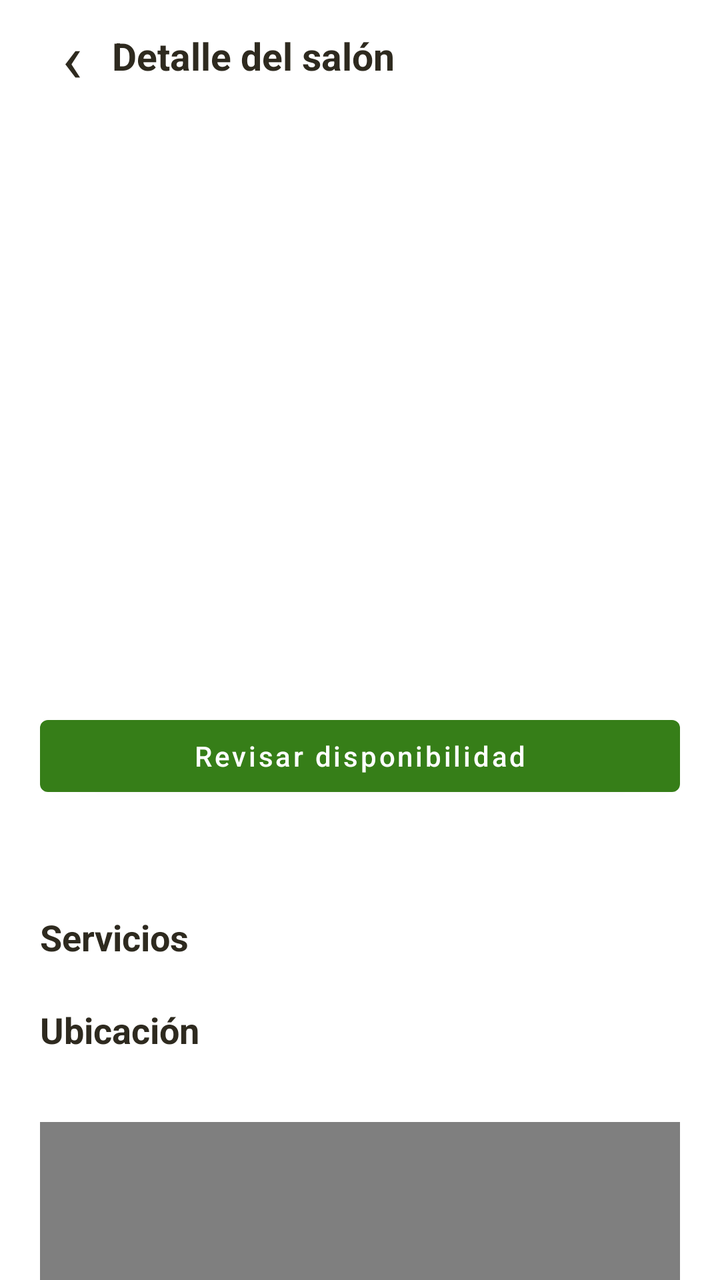
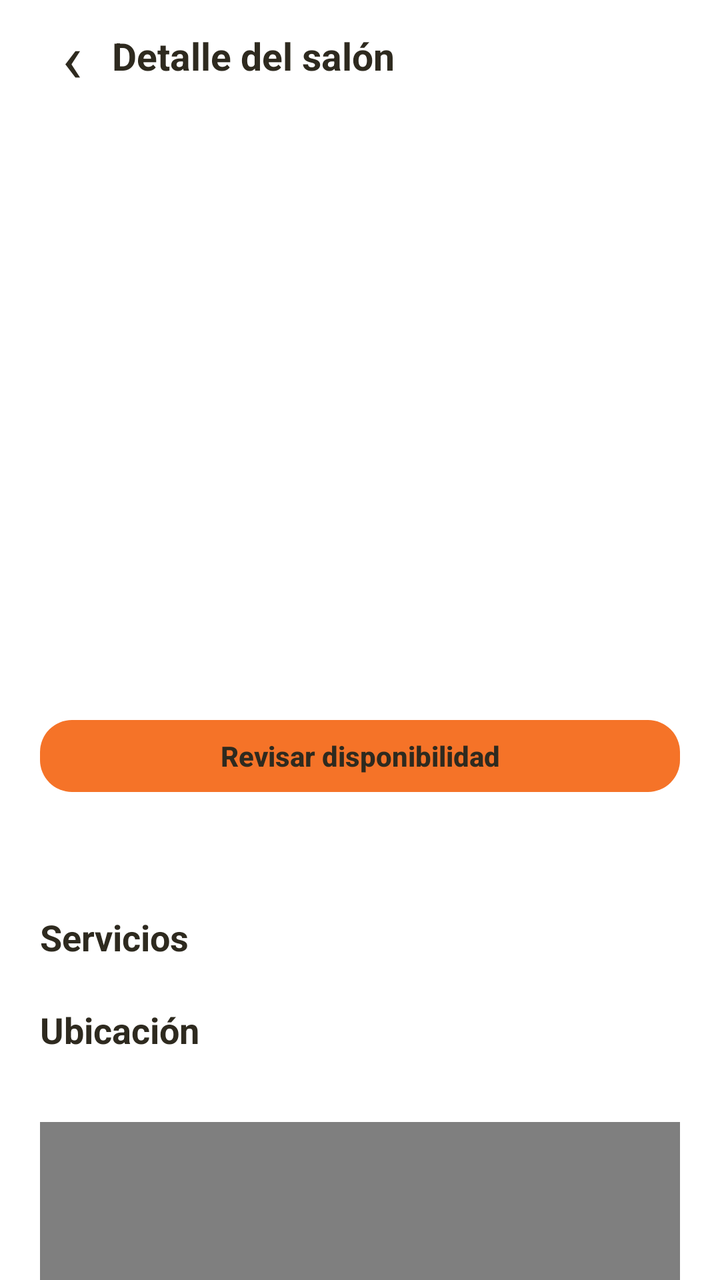

Compare the two renders of this Android layout. The source of the first and the diff that turns it into the second are given below.
<!-- AndroidManifest.xml: application theme Theme.Ocasion_mobil_v2 -->
<!-- res/layout/activity_detalle_salon_cliente.xml -->
<?xml version="1.0" encoding="utf-8"?>
<androidx.core.widget.NestedScrollView xmlns:android="http://schemas.android.com/apk/res/android"
    xmlns:app="http://schemas.android.com/apk/res-auto"
    android:layout_width="match_parent"
    android:layout_height="match_parent"
    android:id="@+id/scrollDetalleSalon"
    android:fitsSystemWindows="true"
    android:background="@color/bg_general"
    android:fillViewport="true">

    <LinearLayout
        android:layout_width="match_parent"
        android:layout_height="wrap_content"
        android:orientation="vertical"
        android:paddingBottom="28dp">

        <LinearLayout
            android:layout_width="match_parent"
            android:layout_height="56dp"
            android:gravity="center_vertical"
            android:paddingHorizontal="16dp">

            <TextView
                android:id="@+id/btnBackDetalleSalon"
                android:layout_width="40dp"
                android:layout_height="48dp"
                android:gravity="center"
                android:text="‹"
                android:textColor="@color/texto_principal"
                android:textSize="34sp" />

            <TextView
                android:id="@+id/tvNombreDetalle"
                android:layout_width="0dp"
                android:layout_height="wrap_content"
                android:layout_weight="1"
                android:ellipsize="end"
                android:maxLines="1"
                android:text="Detalle del salón"
                android:textColor="@color/texto_principal"
                android:textSize="19sp"
                android:textStyle="bold" />
        </LinearLayout>

        <ProgressBar android:id="@+id/progressDetalle"
            android:layout_width="36dp" android:layout_height="36dp"
            android:layout_gravity="center" android:visibility="gone" />
        <TextView android:id="@+id/tvErrorDetalle"
            android:layout_width="match_parent" android:layout_height="wrap_content"
            android:padding="16dp" android:textColor="@color/rojo_error" android:visibility="gone" />
        <com.google.android.material.button.MaterialButton android:id="@+id/btnReintentarDetalle"
            android:layout_width="wrap_content" android:layout_height="wrap_content"
            android:layout_gravity="center" android:text="Reintentar detalle"
            android:visibility="gone" app:backgroundTint="@color/verde_primario" />

        <androidx.recyclerview.widget.RecyclerView
            android:id="@+id/rvFotosSalon"
            android:layout_width="match_parent"
            android:layout_height="220dp"
            android:clipToPadding="false"
            android:paddingHorizontal="16dp"
            android:overScrollMode="never" />

        <LinearLayout
            android:layout_width="match_parent"
            android:layout_height="wrap_content"
            android:orientation="vertical"
            android:paddingHorizontal="20dp"
            android:paddingTop="14dp">

            <TextView
                android:id="@+id/tvPrecioDetalle"
                android:layout_width="wrap_content"
                android:layout_height="wrap_content"
                android:textColor="@color/verde_primario"
                android:textSize="20sp"
                android:textStyle="bold" />

            <TextView
                android:id="@+id/tvDatosSalon"
                android:layout_width="match_parent"
                android:layout_height="wrap_content"
                android:layout_marginTop="6dp"
                android:textColor="@color/texto_secundario"
                android:textSize="14sp" />

            <com.google.android.material.button.MaterialButton
                android:id="@+id/btnRevisarDisponibilidad"
                android:layout_width="match_parent"
                android:layout_height="wrap_content"
                android:layout_marginTop="12dp"
                android:text="Revisar disponibilidad"
                android:textAllCaps="false"
                app:backgroundTint="@color/verde_primario" />

            <TextView
                android:id="@+id/tvDescripcionSalon"
                android:layout_width="match_parent"
                android:layout_height="wrap_content"
                android:layout_marginTop="12dp"
                android:textColor="@color/texto_principal"
                android:textSize="15sp" />

            <TextView
                android:layout_width="match_parent"
                android:layout_height="wrap_content"
                android:layout_marginTop="22dp"
                android:text="Servicios"
                android:textColor="@color/texto_principal"
                android:textSize="18sp"
                android:textStyle="bold" />

            <com.google.android.material.chip.ChipGroup
                android:id="@+id/chipsServiciosDetalle"
                android:layout_width="match_parent"
                android:layout_height="wrap_content"
                app:chipSpacingHorizontal="8dp"
                app:chipSpacingVertical="4dp" />

            <TextView
                android:layout_width="match_parent"
                android:layout_height="wrap_content"
                android:layout_marginTop="22dp"
                android:text="Ubicación"
                android:textColor="@color/texto_principal"
                android:textSize="18sp"
                android:textStyle="bold" />

            <TextView
                android:id="@+id/tvDireccionSalon"
                android:layout_width="match_parent"
                android:layout_height="wrap_content"
                android:layout_marginTop="5dp"
                android:textColor="@color/texto_secundario"
                android:textSize="14sp" />

            <FrameLayout
                android:id="@+id/mapaDetalleContainer"
                android:layout_width="match_parent"
                android:layout_height="170dp"
                android:layout_marginTop="10dp"
                android:background="@drawable/bg_map_placeholder">

                <WebView
                    android:id="@+id/webViewMapaDetalle"
                    android:layout_width="match_parent"
                    android:layout_height="match_parent"
                    android:background="@color/bg_general" />
            </FrameLayout>

            <com.google.android.material.button.MaterialButton
                android:id="@+id/btnAbrirMapaSalon"
                android:layout_width="match_parent"
                android:layout_height="wrap_content"
                android:layout_marginTop="8dp"
                android:text="Ver en Google Maps"
                android:textAllCaps="false"
                app:backgroundTint="@color/naranja_primario" />

            <LinearLayout
                android:layout_width="match_parent"
                android:layout_height="wrap_content"
                android:layout_marginTop="26dp"
                android:gravity="center_vertical"
                android:orientation="horizontal">

                <TextView
                    android:layout_width="0dp"
                    android:layout_height="wrap_content"
                    android:layout_weight="1"
                    android:text="Disponibilidad"
                    android:textColor="@color/texto_principal"
                    android:textSize="18sp"
                    android:textStyle="bold" />

                <ImageButton
                    android:id="@+id/btnMesAnterior"
                    android:layout_width="40dp"
                    android:layout_height="40dp"
                    android:background="?attr/selectableItemBackgroundBorderless"
                    android:contentDescription="Mes anterior"
                    android:src="@android:drawable/ic_media_previous" />

                <TextView
                    android:id="@+id/tvMesCalendario"
                    android:layout_width="120dp"
                    android:layout_height="wrap_content"
                    android:gravity="center"
                    android:textColor="@color/texto_principal"
                    android:textStyle="bold" />

                <ImageButton
                    android:id="@+id/btnMesSiguiente"
                    android:layout_width="40dp"
                    android:layout_height="40dp"
                    android:background="?attr/selectableItemBackgroundBorderless"
                    android:contentDescription="Mes siguiente"
                    android:src="@android:drawable/ic_media_next" />
            </LinearLayout>

            <TextView
                android:layout_width="match_parent"
                android:layout_height="wrap_content"
                android:layout_marginTop="4dp"
                android:text="Rojo: ocupado o bloqueado · Verde: disponible"
                android:textColor="@color/texto_secundario"
                android:textSize="12sp" />

            <ProgressBar
                android:id="@+id/progressCalendario"
                android:layout_width="36dp"
                android:layout_height="36dp"
                android:layout_gravity="center"
                android:layout_margin="12dp"
                android:visibility="gone" />

            <GridLayout
                android:id="@+id/gridCalendario"
                android:layout_width="match_parent"
                android:layout_height="wrap_content"
                android:layout_marginTop="10dp"
                android:columnCount="7"
                android:rowCount="7" />

            <TextView android:id="@+id/tvSeleccionDisponibilidad"
                android:layout_width="match_parent" android:layout_height="wrap_content"
                android:layout_marginTop="8dp" android:accessibilityLiveRegion="polite"
                android:textColor="@color/texto_principal" />
            <TextView android:id="@+id/tvRangosOcupados"
                android:layout_width="match_parent" android:layout_height="wrap_content"
                android:layout_marginTop="8dp" android:textColor="@color/texto_secundario" />
            <TextView
                android:id="@+id/tvErrorCalendario"
                android:layout_width="match_parent"
                android:layout_height="wrap_content"
                android:layout_marginTop="8dp"
                android:textColor="@color/rojo_error"
                android:visibility="gone" />

            <com.google.android.material.button.MaterialButton
                android:id="@+id/btnReintentarCalendario"
                android:layout_width="match_parent"
                android:layout_height="wrap_content"
                android:text="Reintentar carga de disponibilidad"
                android:textAllCaps="false"
                android:visibility="gone"
                app:backgroundTint="@color/naranja_primario" />
        </LinearLayout>
    </LinearLayout>
</androidx.core.widget.NestedScrollView>
<!-- resources referenced by this layout -->
<resources>
  <color name="bg_general">#FFFFFF</color>
  <color name="naranja_primario">#F57328</color>
  <color name="rojo_error">#CC3636</color>
  <color name="texto_principal">#2E2A1F</color>
  <color name="texto_secundario">#6E6A5A</color>
  <color name="verde_primario">#367E18</color>
  <!-- drawable bg_map_placeholder (drawable) -->
  <?xml version="1.0" encoding="utf-8"?>
  <shape xmlns:android="http://schemas.android.com/apk/res/android">
  
      <solid android:color="@color/bg_general" />
  
      <stroke
          android:width="1dp"
          android:color="@color/borde_input" />
  
      <corners android:radius="16dp" />
  
  </shape>
  <style name="Theme.Ocasion_mobil_v2" parent="Theme.MaterialComponents.Light.NoActionBar">
          <item name="colorPrimary">@color/verde_primario</item>
          <item name="colorPrimaryVariant">@color/verde_primario</item>
          <item name="colorOnPrimary">@color/blanco</item>
          <item name="colorSecondary">@color/naranja_primario</item>
          <item name="colorOnSecondary">@color/texto_principal</item>
          <item name="colorAccent">@color/naranja_primario</item>
  
          
          <item name="colorPrimaryDark">@color/header_footer_dark</item>
          <item name="android:statusBarColor">@color/header_footer_dark</item>
          <item name="android:windowLightStatusBar">true</item>
          <item name="android:enforceStatusBarContrast">false</item>
      </style>
  <color name="borde_input">#E0DCB8</color>
  <color name="blanco">#FFFFFF</color>
  <color name="header_footer_dark">#FFD65A</color>
</resources>

<!-- the commit's change to res/layout/activity_detalle_salon_cliente.xml (unified diff, before → after) -->
@@ -51,7 +51,7 @@
         <com.google.android.material.button.MaterialButton android:id="@+id/btnReintentarDetalle"
             android:layout_width="wrap_content" android:layout_height="wrap_content"
             android:layout_gravity="center" android:text="Reintentar detalle"
-            android:visibility="gone" app:backgroundTint="@color/verde_primario" />
+            android:visibility="gone" app:backgroundTint="@color/boton_principal_fondo" />
 
         <androidx.recyclerview.widget.RecyclerView
             android:id="@+id/rvFotosSalon"
@@ -91,7 +91,7 @@
                 android:layout_marginTop="12dp"
                 android:text="Revisar disponibilidad"
                 android:textAllCaps="false"
-                app:backgroundTint="@color/verde_primario" />
+                app:backgroundTint="@color/boton_principal_fondo" />
 
             <TextView
                 android:id="@+id/tvDescripcionSalon"
<!-- resource entries referenced after the edit -->
@@ -20,6 +20,8 @@
   
   </shape>
   <style name="Theme.Ocasion_mobil_v2" parent="Theme.MaterialComponents.Light.NoActionBar">
+          <item name="materialButtonStyle">@style/BotonOcasionPrincipal</item>
+          <item name="materialButtonOutlinedStyle">@style/BotonOcasionSecundario</item>
           <item name="colorPrimary">@color/verde_primario</item>
           <item name="colorPrimaryVariant">@color/verde_primario</item>
           <item name="colorOnPrimary">@color/blanco</item>
@@ -34,6 +36,32 @@
           <item name="android:enforceStatusBarContrast">false</item>
       </style>
   <color name="borde_input">#E0DCB8</color>
+  <style name="BotonOcasionPrincipal" parent="Widget.MaterialComponents.Button">
+          <item name="backgroundTint">@color/boton_principal_fondo</item>
+          <item name="android:textColor">@color/boton_texto</item>
+          <item name="android:textAllCaps">false</item>
+          <item name="android:textStyle">bold</item>
+          <item name="android:minHeight">48dp</item>
+          <item name="cornerRadius">16dp</item>
+          <item name="android:letterSpacing">0</item>
+          <item name="android:stateListAnimator">@null</item>
+          <item name="elevation">0dp</item>
+          <item name="rippleColor">#242E2A1F</item>
+      </style>
+  <style name="BotonOcasionSecundario" parent="Widget.MaterialComponents.Button.OutlinedButton">
+          <item name="backgroundTint">@color/blanco</item>
+          <item name="strokeColor">@color/boton_secundario_borde</item>
+          <item name="strokeWidth">1dp</item>
+          <item name="android:textColor">@color/boton_texto</item>
+          <item name="android:textAllCaps">false</item>
+          <item name="android:minHeight">48dp</item>
+          <item name="cornerRadius">16dp</item>
+          <item name="android:textStyle">bold</item>
+          <item name="android:letterSpacing">0</item>
+          <item name="android:stateListAnimator">@null</item>
+          <item name="elevation">0dp</item>
+          <item name="rippleColor">#24F57328</item>
+      </style>
   <color name="blanco">#FFFFFF</color>
   <color name="header_footer_dark">#FFD65A</color>
 </resources>
